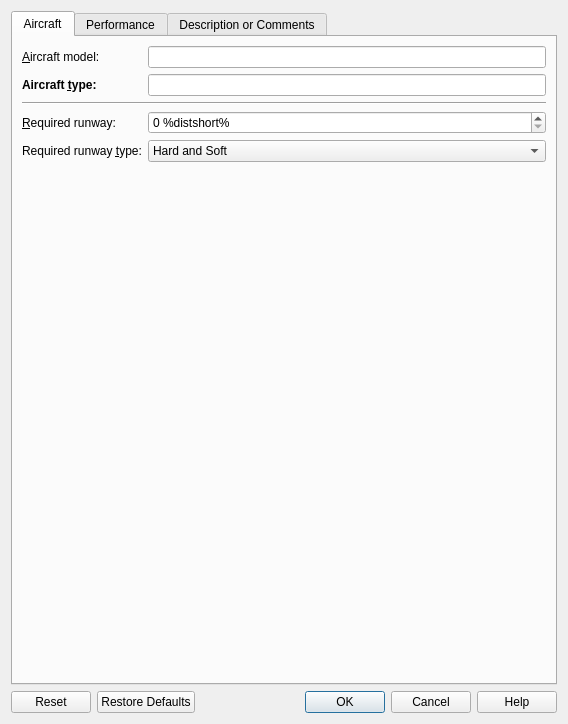
First picture: the form in src/perf/aircraftperfdialog.ui, repository albar965/littlenavmap, before the edit.
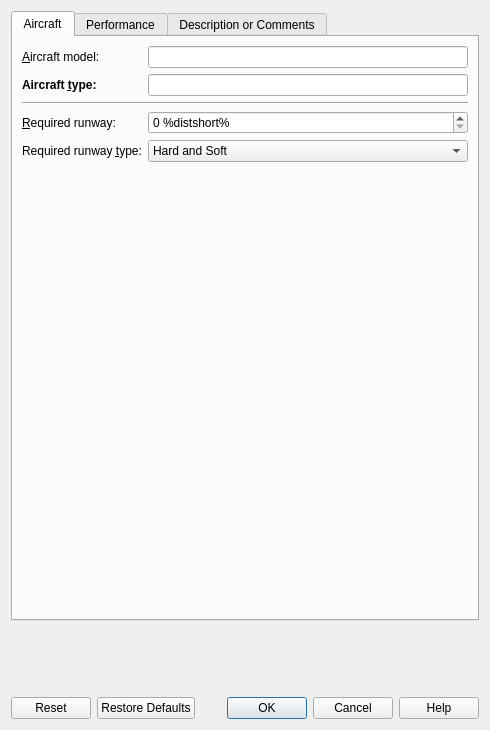
Second picture: the form after the edit.

Commit message: Small corrections for UI and default values for reset all for flight.

```diff
--- a/src/perf/aircraftperfdialog.ui
+++ b/src/perf/aircraftperfdialog.ui
@@ -6,8 +6,8 @@
    <rect>
     <x>0</x>
     <y>0</y>
-    <width>568</width>
-    <height>724</height>
+    <width>490</width>
+    <height>730</height>
    </rect>
   </property>
   <property name="windowTitle">
@@ -979,6 +979,19 @@
      </widget>
     </widget>
    </item>
+   <item>
+    <spacer name="verticalSpacer_2">
+     <property name="orientation">
+      <enum>Qt::Vertical</enum>
+     </property>
+     <property name="sizeHint" stdset="0">
+      <size>
+       <width>20</width>
+       <height>40</height>
+      </size>
+     </property>
+    </spacer>
+   </item>
    <item>
     <widget class="QDialogButtonBox" name="buttonBox">
      <property name="orientation">
```
The commit also changes 2 other files.
